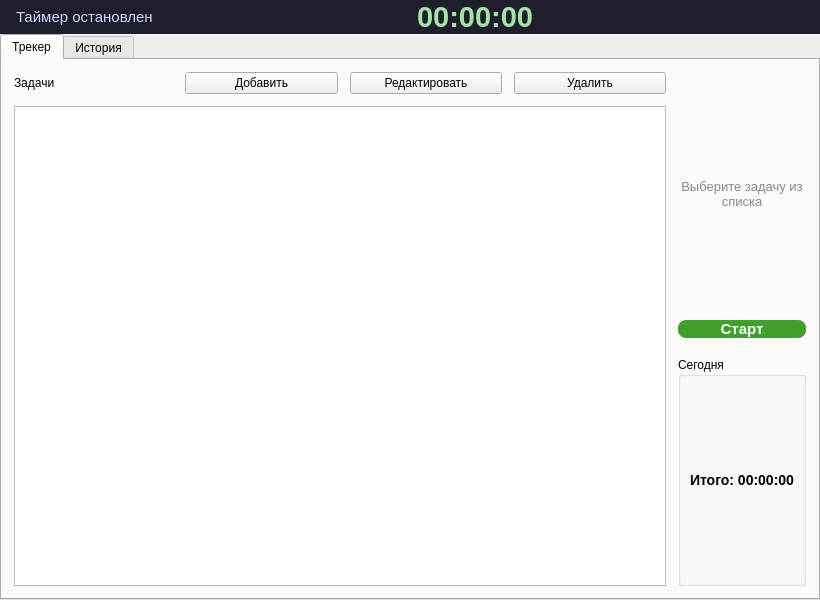
The window that mainwindow.ui (Vladusecho/TimeTracker) describes before a commit, drawn with Qt 5.
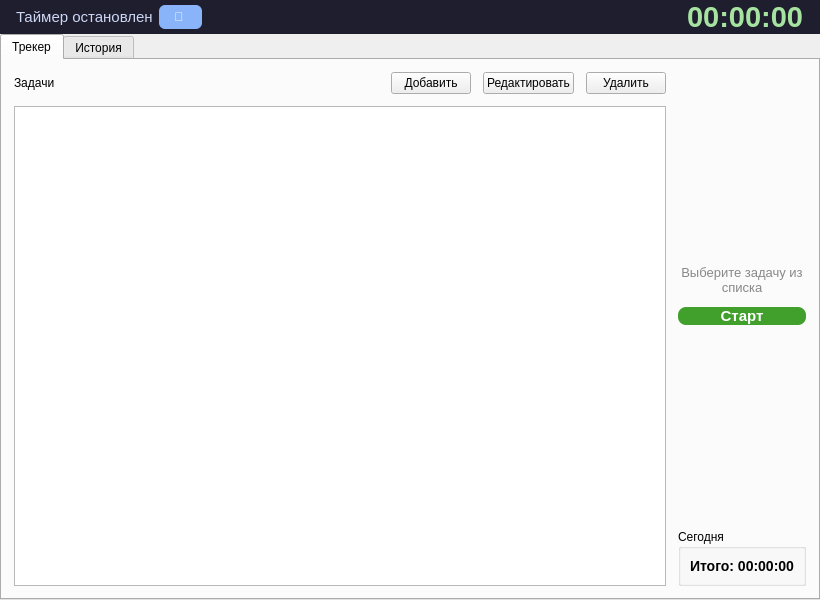
The same window after the commit.

Commit message: feat(app): add admin panel

Diff of the .ui file:
```diff
--- a/mainwindow.ui
+++ b/mainwindow.ui
@@ -51,12 +51,50 @@
            <pointsize>11</pointsize>
           </font>
          </property>
+         <property name="text">
+          <string>Таймер остановлен</string>
+         </property>
+        </widget>
+       </item>
+       <item>
+        <widget class="QPushButton" name="btnAdminPanel">
+         <property name="visible">
+          <bool>false</bool>
+         </property>
+         <property name="toolTip">
+          <string>Управление пользователями (только для администратора)</string>
+         </property>
+         <property name="styleSheet">
+          <string>QPushButton { 
+      background-color: #89b4fa; 
+      color: white; 
+      border-radius: 6px; 
+      padding: 5px 15px;
+      font-weight: bold;
+      font-size: 12px;
+     } 
+     QPushButton:hover { 
+      background-color: #a6d4fa; 
+     }</string>
+         </property>
+         <property name="text">
+          <string>👥 </string>
+         </property>
+         <property name="fixedHeight" stdset="0">
+          <number>35</number>
+         </property>
         </widget>
        </item>
        <item>
         <spacer>
          <property name="orientation">
-          <enum>Qt::Horizontal</enum>
+          <enum>Qt::Orientation::Horizontal</enum>
+         </property>
+         <property name="sizeHint" stdset="0">
+          <size>
+           <width>0</width>
+           <height>0</height>
+          </size>
          </property>
         </spacer>
        </item>
@@ -107,7 +145,13 @@
             <item>
              <spacer>
               <property name="orientation">
-               <enum>Qt::Horizontal</enum>
+               <enum>Qt::Orientation::Horizontal</enum>
+              </property>
+              <property name="sizeHint" stdset="0">
+               <size>
+                <width>0</width>
+                <height>0</height>
+               </size>
               </property>
              </spacer>
             </item>
@@ -167,7 +211,13 @@
           <item>
            <spacer>
             <property name="orientation">
-             <enum>Qt::Vertical</enum>
+             <enum>Qt::Orientation::Vertical</enum>
+            </property>
+            <property name="sizeHint" stdset="0">
+             <size>
+              <width>0</width>
+              <height>0</height>
+             </size>
             </property>
            </spacer>
           </item>
@@ -203,7 +253,13 @@
           <item>
            <spacer>
             <property name="orientation">
-             <enum>Qt::Vertical</enum>
+             <enum>Qt::Orientation::Vertical</enum>
+            </property>
+            <property name="sizeHint" stdset="0">
+             <size>
+              <width>0</width>
+              <height>0</height>
+             </size>
             </property>
            </spacer>
           </item>
```
Left out of the diff: 191 changed lines with no effect on the pictures. The commit also changes 9 other files.
